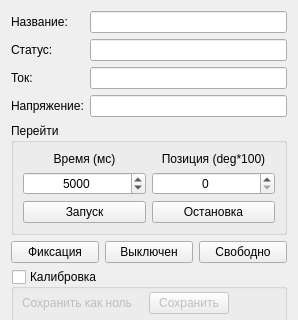
This is src/Widgets/MotorControlWidget.ui in AlexanderMokhov/AR-600Controller as Qt 5 draws it before an edit; both pictures show x 0 to 298 and y 0 to 320 of the 298 by 502 pixel window. The edited form follows.
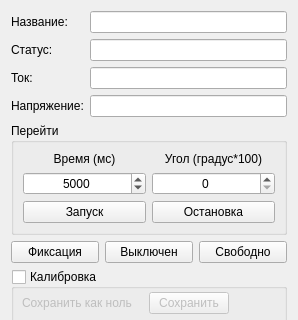
This is the edited form.

The edit to the form file:
```diff
--- a/src/Widgets/MotorControlWidget.ui
+++ b/src/Widgets/MotorControlWidget.ui
@@ -122,7 +122,7 @@
         <item row="0" column="1">
          <widget class="QLabel" name="label_13">
           <property name="text">
-           <string>Позиция (deg*100)</string>
+           <string>Угол (градус*100)</string>
           </property>
           <property name="alignment">
            <set>Qt::AlignCenter</set>
```
